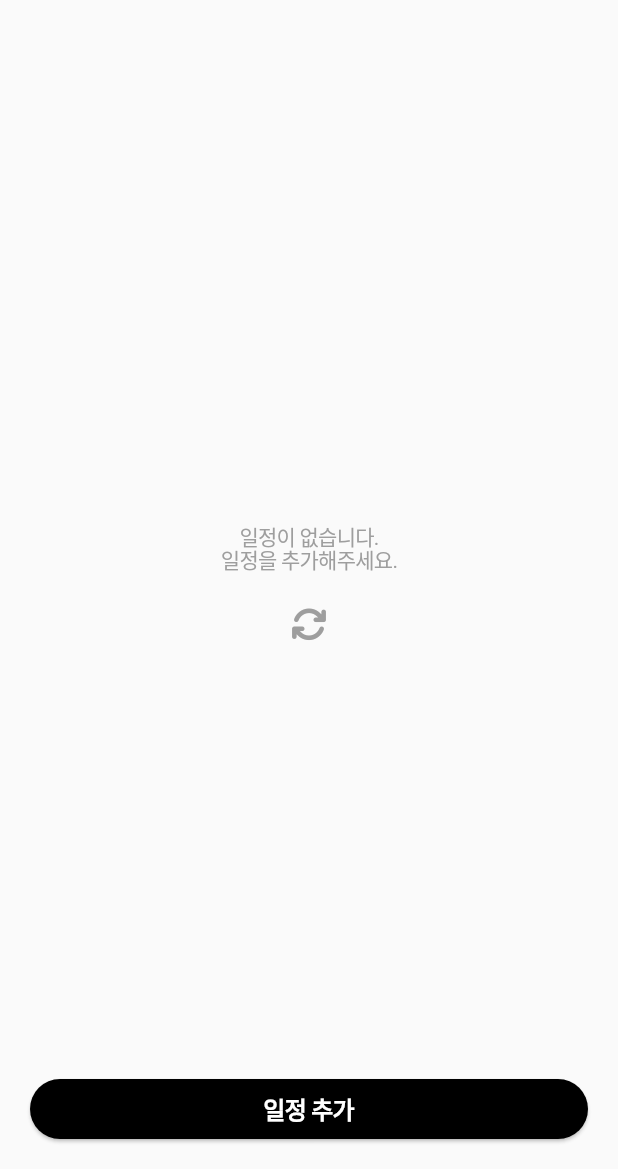
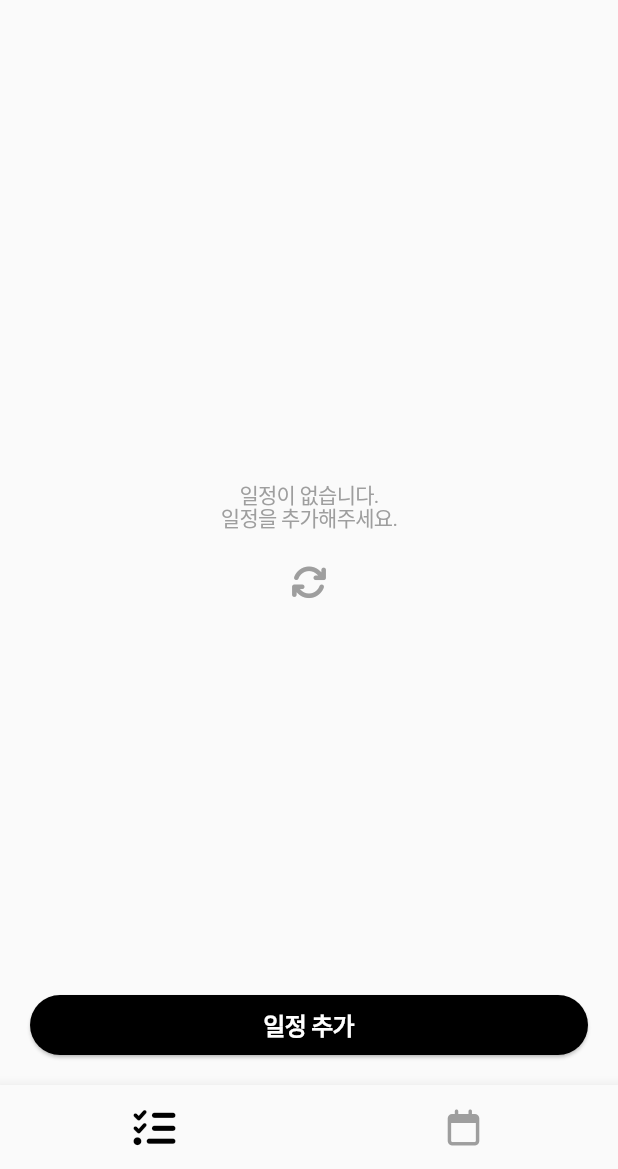
Before and after one commit to Raonshi/simply_todo, a Flutter app: the screen it shows after launch, on a phone screen of 412 x 824 dp, the part 67-1236 px from its top. Run offline on Flutter 3.47's test engine with Material 3 defaults, Android fonts, the phone set to English and light mode, and no system bars; drawn by our look-alikes of animate_do, loader_overlay; our stand-ins replace bloc, easy_localization, flutter_bloc, flutter_local_notifications, flutter_slidable, font_awesome_flutter and 4 more.

Commit message:
feat:add event calendar ui

```diff
--- a/lib/ui/home/page/home_page.dart
+++ b/lib/ui/home/page/home_page.dart
@@ -1,9 +1,11 @@
 import 'package:flutter/material.dart';
 import 'package:flutter_bloc/flutter_bloc.dart';
+import 'package:font_awesome_flutter/font_awesome_flutter.dart';
 import 'package:simpletodo/bloc/todo_list/todo_list_bloc.dart';
 import 'package:simpletodo/common/theme.dart';
 import 'package:simpletodo/domain/repository/todo/todo_repository_impl.dart';
 import 'package:simpletodo/ui/add_todo/page/add_todo_page.dart';
+import 'package:simpletodo/ui/home/widget/todo_calendar.dart';
 import 'package:simpletodo/ui/home/widget/todo_panel.dart';
 
 class HomePage extends StatelessWidget {
@@ -24,8 +26,23 @@ class HomePage extends StatelessWidget {
   }
 }
 
-class _HomePageBody extends StatelessWidget {
+class _HomePageBody extends StatefulWidget {
   const _HomePageBody();
+
+  @override
+  State<_HomePageBody> createState() => _HomePageBodyState();
+}
+
+class _HomePageBodyState extends State<_HomePageBody> {
+  late int _currentIndex;
+  late final PageController _pageController;
+
+  @override
+  void initState() {
+    _currentIndex = 0;
+    _pageController = PageController(initialPage: _currentIndex);
+    super.initState();
+  }
 
   @override
   Widget build(BuildContext context) {
@@ -39,7 +56,11 @@ class _HomePageBody extends StatelessWidget {
           style: context.textTheme.displayMedium,
         ),
       ),
-      body: BlocBuilder<TodoListBloc, TodoListState>(
+      body: PageView(
+        physics: const NeverScrollableScrollPhysics(),
+        controller: _pageController,
+        children: [
+          BlocBuilder<TodoListBloc, TodoListState>(
             builder: (context, state) => switch (state) {
               TodoListInitial _ => Container(),
               TodoListLoading _ => const Center(
@@ -69,9 +90,43 @@ class _HomePageBody extends StatelessWidget {
               _ => Container(),
             },
           ),
+          BlocBuilder<TodoListBloc, TodoListState>(
+            builder: (context, state) => switch (state) {
+              TodoListInitial _ => Container(),
+              TodoListLoading _ => const Center(
+                  child: CircularProgressIndicator.adaptive(),
+                ),
+              TodoListLoaded loaded => TodoCalendar(
+                  todos: loaded.todos,
+                ),
+              TodoListError error => Center(
+                  child: Container(
+                    decoration: BoxDecoration(
+                      color: context.colorTheme.error,
+                      borderRadius: BorderRadius.circular(8.0),
+                    ),
+                    padding: const EdgeInsets.symmetric(
+                      horizontal: 40.0,
+                      vertical: 12.0,
+                    ),
+                    child: Text(
+                      error.exception.toString(),
+                      style: context.textTheme.labelLarge?.copyWith(
+                        color: context.colorTheme.onError,
+                      ),
+                    ),
+                  ),
+                ),
+              // ignore: unreachable_switch_case
+              _ => Container(),
+            },
+          ),
+        ],
+      ),
       floatingActionButtonLocation: FloatingActionButtonLocation.centerFloat,
       floatingActionButtonAnimator: FloatingActionButtonAnimator.scaling,
-      floatingActionButton: Padding(
+      floatingActionButton: _currentIndex == 0
+          ? Padding(
               padding: const EdgeInsets.symmetric(horizontal: 20.0),
               child: Row(
                 children: [
@@ -86,13 +141,42 @@ class _HomePageBody extends StatelessWidget {
                       ),
                       onPressed: () => Navigator.push(
                         context,
-                  MaterialPageRoute(builder: (context) => const AddTodoPage()),
+                        MaterialPageRoute(
+                            builder: (context) => const AddTodoPage()),
                       ).then((_) => context.read<TodoListBloc>().refresh()),
                       child: const Text("일정 추가"),
                     ),
                   )
                 ],
               ),
+            )
+          : null,
+      bottomNavigationBar: BottomNavigationBar(
+        currentIndex: _currentIndex,
+        selectedItemColor: context.colorTheme.onPrimary,
+        unselectedItemColor: context.colorTheme.outline,
+        showUnselectedLabels: false,
+        showSelectedLabels: false,
+        selectedIconTheme: IconThemeData(size: 28.0),
+        unselectedIconTheme: IconThemeData(size: 24.0),
+        onTap: (value) {
+          setState(() => _currentIndex = value);
+          _pageController.animateToPage(
+            value,
+            duration: const Duration(milliseconds: 300),
+            curve: Curves.easeInOut,
+          );
+        },
+        items: const [
+          BottomNavigationBarItem(
+            icon: Icon(FontAwesomeIcons.listCheck),
+            label: "목록",
+          ),
+          BottomNavigationBarItem(
+            icon: Icon(FontAwesomeIcons.calendar),
+            label: "달력",
+          ),
+        ],
       ),
     );
   }
```
Also changed, not shown: lib/ui/home/widget/event_calendar.dart (added, +112 -0 lines), lib/ui/home/widget/todo_calendar.dart (added, +100 -0 lines). Lines whose indentation alone changed are shown as unchanged.
